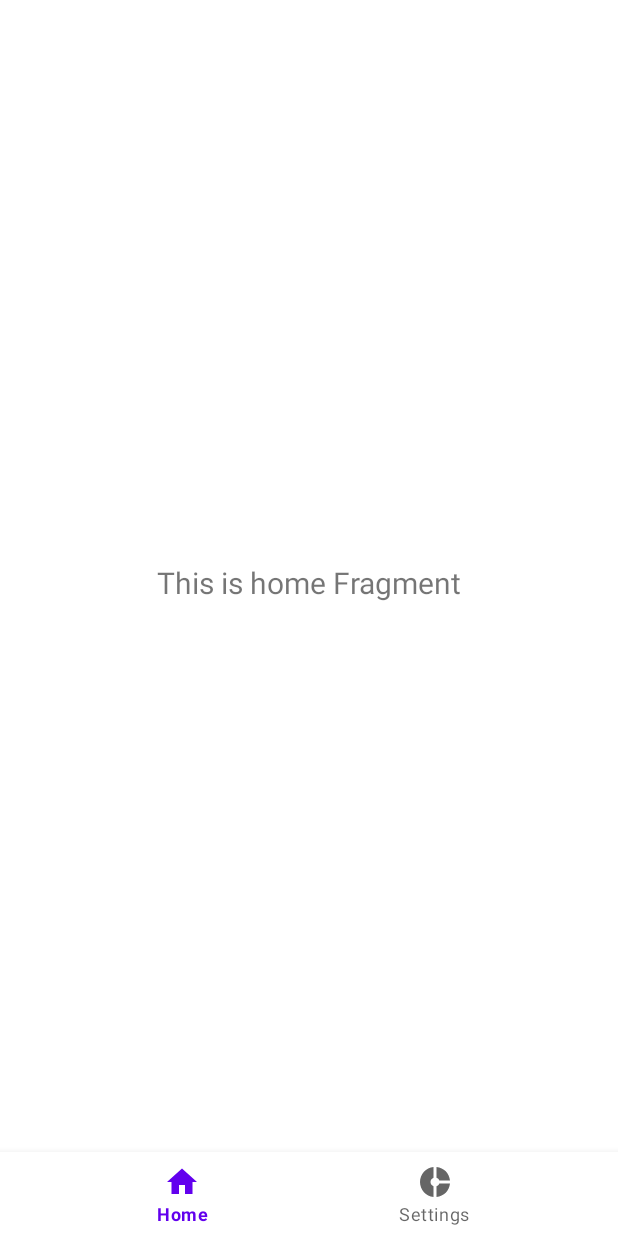
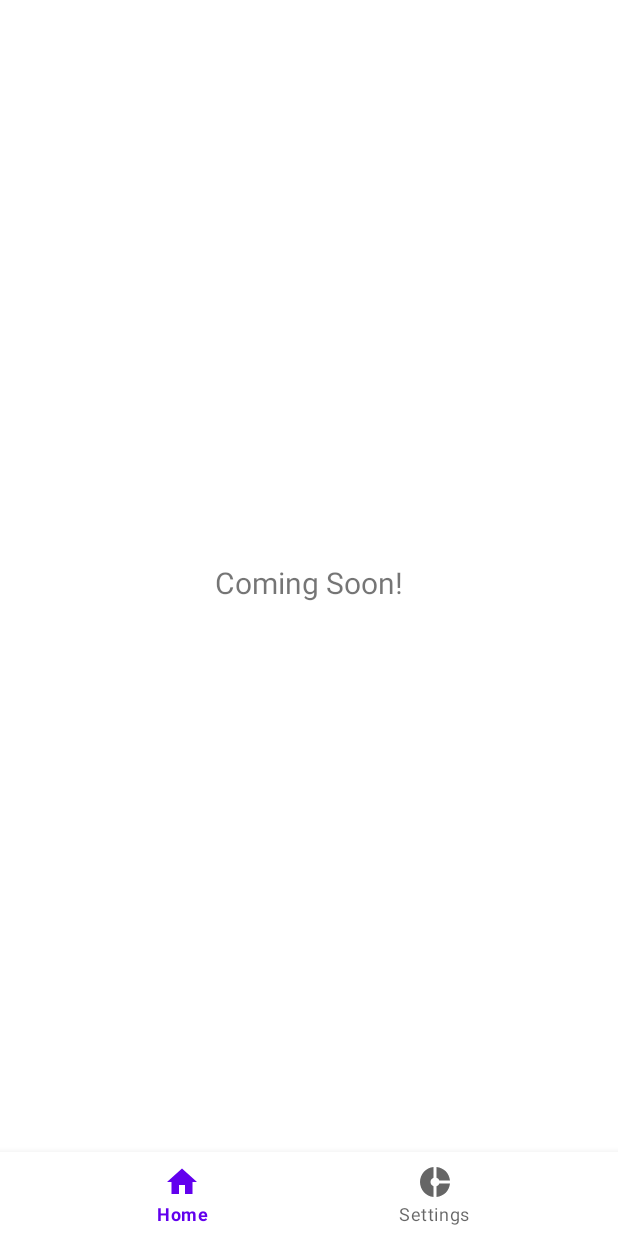
Before and after one commit to Husseinfo/interfast, an Android app: the HomeFragment screen opened directly, with no data from a screen before it, on a phone screen of 412 x 824 dp. Run offline under Robolectric (Android 15) with nearby library versions, the phone set to English and light mode, and no system bars; our stand-ins replace navigation-ui.

```diff
--- a/app/src/main/java/io/github/husseinfo/interfast/ui/home/HomeFragment.kt
+++ b/app/src/main/java/io/github/husseinfo/interfast/ui/home/HomeFragment.kt
@@ -23,7 +23,7 @@ class HomeFragment : Fragment() {
         savedInstanceState: Bundle?
     ): View {
         val homeViewModel =
-            ViewModelProvider(this).get(HomeViewModel::class.java)
+            ViewModelProvider(this)[HomeViewModel::class.java]
 
         _binding = FragmentHomeBinding.inflate(inflater, container, false)
         val root: View = binding.root
--- a/app/src/main/java/io/github/husseinfo/interfast/ui/home/HomeViewModel.kt
+++ b/app/src/main/java/io/github/husseinfo/interfast/ui/home/HomeViewModel.kt
@@ -7,7 +7,7 @@ import androidx.lifecycle.ViewModel
 class HomeViewModel : ViewModel() {
 
     private val _text = MutableLiveData<String>().apply {
-        value = "This is home Fragment"
+        value = "Coming Soon!"
     }
     val text: LiveData<String> = _text
 }
```
Also changed, not shown: app/build.gradle (+7 -0 lines), 2 other files.
